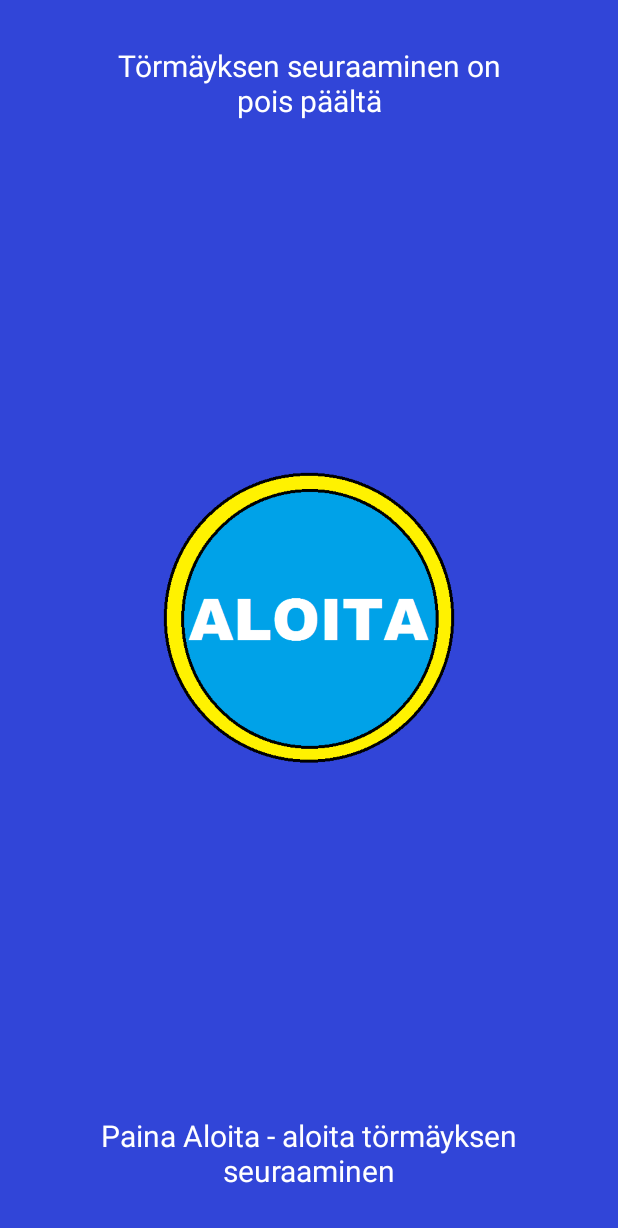
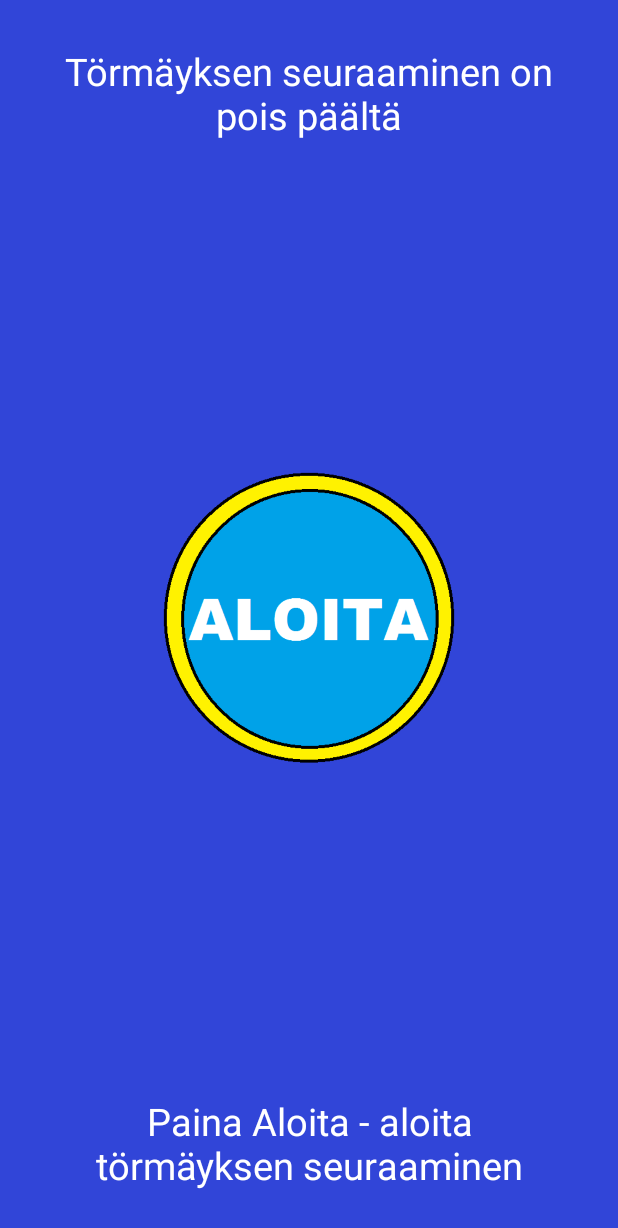
Before and after one commit to Maustemies/Halyttaja, an Android app: the screen it shows after launch (MainActivity), on a phone screen of 412 x 824 dp. Shown: the top 1228 px of the screen. Run offline under Robolectric (Android 15) with nearby library versions, the phone set to English and light mode, and no system bars.

Commit message:
Modified the UI to have the text fit more properly to it. Added an enforcer class which brings the app to the foreground (= shows it to the user if it is on the background).

```diff
--- a/app/src/main/java/maustemies/halyttaja/CustomSensorManager.java
+++ b/app/src/main/java/maustemies/halyttaja/CustomSensorManager.java
@@ -5,7 +5,6 @@ import android.hardware.Sensor;
 import android.hardware.SensorEvent;
 import android.hardware.SensorEventListener;
 import android.hardware.SensorManager;
-import android.os.Debug;
 import android.util.Log;
 
 /**
@@ -37,9 +36,9 @@ public class CustomSensorManager extends Thread implements SensorEventListener {
     private static final int ACCELERATION_VALUES_Y_INDEX = 1;
     private static final int ACCELERATION_VALUES_Z_INDEX = 1;
 
-    private static final float TRIGGER_VALUE_ACCELERATION_X = 18.0f;
-    private static final float TRIGGER_VALUE_ACCELERATION_Y = 18.0f;
-    private static final float TRIGGER_VALUE_ACCELERATION_Z = 18.0f;
+    private static final float TRIGGER_VALUE_ACCELERATION_X = 25.0f;
+    private static final float TRIGGER_VALUE_ACCELERATION_Y = 25.0f;
+    private static final float TRIGGER_VALUE_ACCELERATION_Z = 25.0f;
 
     public CustomSensorManager(Context context, CustomSensorManagerInterface customSensorManagerInterface) {
         Log.d(LOG_TAG_CUSTOM_SENSOR_MANAGER, "CustomSensorManager(Context, CustomSensorManagerInterface)");
--- a/app/src/main/java/maustemies/halyttaja/MainActivity.java
+++ b/app/src/main/java/maustemies/halyttaja/MainActivity.java
@@ -1,5 +1,6 @@
 package maustemies.halyttaja;
 
+import android.content.Context;
 import android.support.v7.app.AppCompatActivity;
 import android.os.Bundle;
 import android.util.Log;
@@ -27,6 +28,11 @@ public class MainActivity extends AppCompatActivity implements CustomSensorManag
     private AlarmManager alarmManager;
     private CustomSensorManager customSensorManager;
 
+    private static MainActivity mInstance = null;
+    public static Context getContext() {
+        return mInstance;
+    }
+
     @Override
     protected void onCreate(Bundle savedInstanceState) {
         Log.d(LOG_TAG_MAIN_ACTIVITY, "onCreate(Bundle)");
@@ -41,6 +47,8 @@ public class MainActivity extends AppCompatActivity implements CustomSensorManag
         backgroundBlinker = new GenericTimer(GENERIC_TIMER_CODE_BACKGROUND_BLINKER, 500, this);
 
         UiUpdateAdvicePressStartToBegin();
+
+        mInstance = this;
     }
 
     private void InitViews() {
@@ -117,6 +125,9 @@ public class MainActivity extends AppCompatActivity implements CustomSensorManag
     private void UiOnAccidentDetected() {
         Log.d(LOG_TAG_MAIN_ACTIVITY, "UiOnAccidentDetected()");
 
+        // Start a thread that brings the app to the foreground so that the user won't miss the alarm going off
+        new ApplicationEnforcer().start();
+
         textViewStatus.setText(R.string.textAccidentDetected);
         textViewAdvice.setText(R.string.textAdvicePressStopToStopAlarm);
     }
@@ -164,20 +175,6 @@ public class MainActivity extends AppCompatActivity implements CustomSensorManag
         Log.d(LOG_TAG_MAIN_ACTIVITY, "UiUpdateAdvicePressStopToStop()");
 
         textViewAdvice.setText(R.string.textAdvicePressStopToStopDetection);
-    }
-
-    @Override
-    protected void onResume() {
-        Log.d(LOG_TAG_MAIN_ACTIVITY, "onResume()");
-
-        super.onResume();
-    }
-
-    @Override
-    protected void onPause() {
-        Log.d(LOG_TAG_MAIN_ACTIVITY, "onPause()");
-
-        super.onPause();
     }
 
     @Override
--- a/app/src/main/res/layout/activity_main.xml
+++ b/app/src/main/res/layout/activity_main.xml
@@ -23,7 +23,7 @@
             android:layout_alignParentTop="true"
             android:gravity="center"
             android:text="@string/textAccidentDetectionOff"
-            android:textSize="20sp"
+            android:textSize="25sp"
             android:textColor="@color/colorWhite"/>
 
         <Button
@@ -40,7 +40,7 @@
             android:layout_alignParentBottom="true"
             android:gravity="center"
             android:text="@string/textAdvicePressStartToBeginDetection"
-            android:textSize="20sp"
+            android:textSize="25sp"
             android:textColor="@color/colorWhite"/>
 
     </RelativeLayout>
--- a/app/src/main/res/values/dimens.xml
+++ b/app/src/main/res/values/dimens.xml
@@ -1,5 +1,5 @@
 <resources>
     <!-- Default screen margins, per the Android Design guidelines. -->
-    <dimen name="activity_horizontal_margin">60dp</dimen>
+    <dimen name="activity_horizontal_margin">30dp</dimen>
     <dimen name="activity_vertical_margin">30dp</dimen>
 </resources>
```
